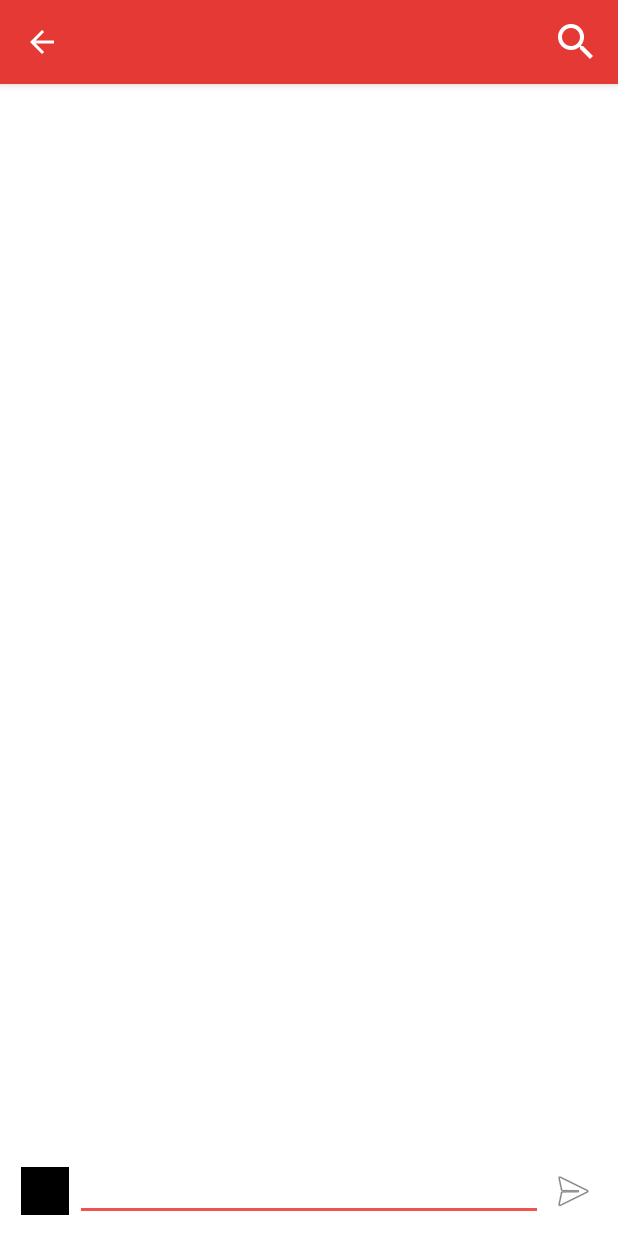
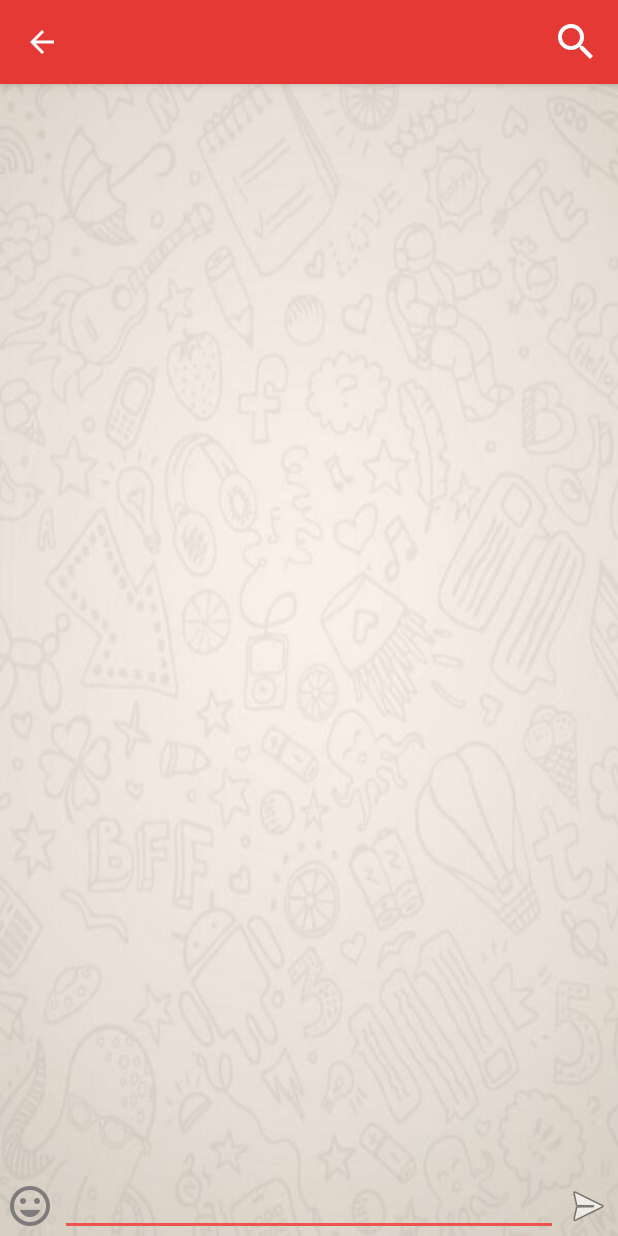
Before and after one commit to dharam1/Buddy, an Android app: the Chat screen opened directly, with no data from a screen before it, on a phone screen of 412 x 824 dp. Run offline under Robolectric (Android 15) with nearby library versions, the phone set to English and light mode, and no system bars; our stand-ins replace Firebase (no records; nobody signed in at launch, a user with empty details on screens opened directly); libraries missing offline, so code that uses them is left out: com.facebook, com.facebook.login, com.firebase.ui, hani.momanii.supernova_emoji_library; plain views replace EmojiconEditText; 8 statements that could not run were skipped.

Commit message:
chat editbox UI

```diff
--- a/app/src/main/java/com/example/dharmendra/buddy1/Chat.java
+++ b/app/src/main/java/com/example/dharmendra/buddy1/Chat.java
@@ -113,6 +113,7 @@ public class Chat extends AppCompatActivity {
         });
         /**-----------------------------emoji----------------------------------**/
         emojIcon = new EmojIconActions(this, rootView,input, emojiButton);
+        emojIcon.setIconsIds(R.drawable.ic_keyboard, R.drawable.ic_emoji);
         emojIcon.ShowEmojIcon();
         emojIcon.setKeyboardListener(new EmojIconActions.KeyboardListener() {
             @Override
--- a/app/src/main/res/layout/content_chat.xml
+++ b/app/src/main/res/layout/content_chat.xml
@@ -5,10 +5,8 @@
     android:id="@+id/root_view"
     android:layout_width="match_parent"
     android:layout_height="match_parent"
-    android:background="#ffffff"
-    android:padding="10dp"
-    android:paddingTop="@dimen/activity_vertical_margin"
-    tools:context="com.example.dharmendra.buddy1.Chat">
+    tools:context="com.example.dharmendra.buddy1.Chat"
+    android:background="@drawable/background">
 
     <ImageView
         android:id="@+id/emoji_btn"
@@ -17,7 +15,7 @@
         android:layout_alignParentBottom="true"
         android:layout_alignParentLeft="true"
         android:padding="4dp"
-        android:src="#000"
+        android:src="@drawable/ic_emoji"
         />
 
     <ImageView
@@ -38,19 +36,18 @@
         android:layout_toLeftOf="@id/fab"
         android:layout_toRightOf="@id/emoji_btn"
         android:imeOptions="actionSend"
-        android:inputType="text"
+        android:inputType="text|textMultiLine"
         emojicon:emojiconSize="28sp"/>
     <ListView
         android:id="@+id/list"
         android:layout_above="@id/input"
         android:layout_width="match_parent"
         android:layout_height="wrap_content"
-        android:layout_marginBottom="20dp"
-        android:layout_marginTop="60dp"
         android:divider="@android:color/transparent"
         android:scrollbars="none"
         android:dividerHeight="16dp"
         android:stackFromBottom="true"
+        android:padding="5dp"
         android:transcriptMode="alwaysScroll" />
 
 
```
Also changed, not shown: app/src/main/res/drawable-hdpi/ic_emoji.png (added), app/src/main/res/drawable-hdpi/ic_keyboard.png (added), app/src/main/res/drawable-mdpi/ic_emoji.png (added), app/src/main/res/drawable-mdpi/ic_keyboard.png (added), app/src/main/res/drawable-xhdpi/ic_emoji.png (added), app/src/main/res/drawable-xhdpi/ic_keyboard.png (added), app/src/main/res/drawable-xxhdpi/ic_emoji.png (added), app/src/main/res/drawable-xxhdpi/ic_keyboard.png (added).
